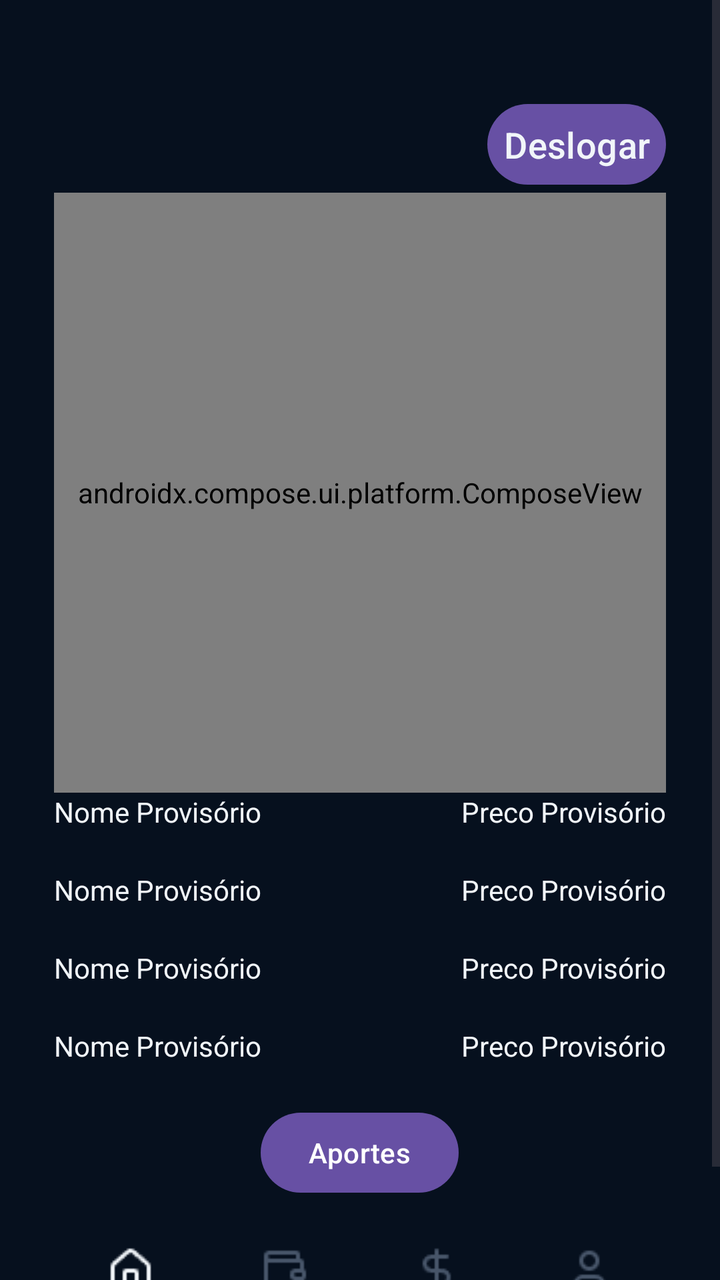
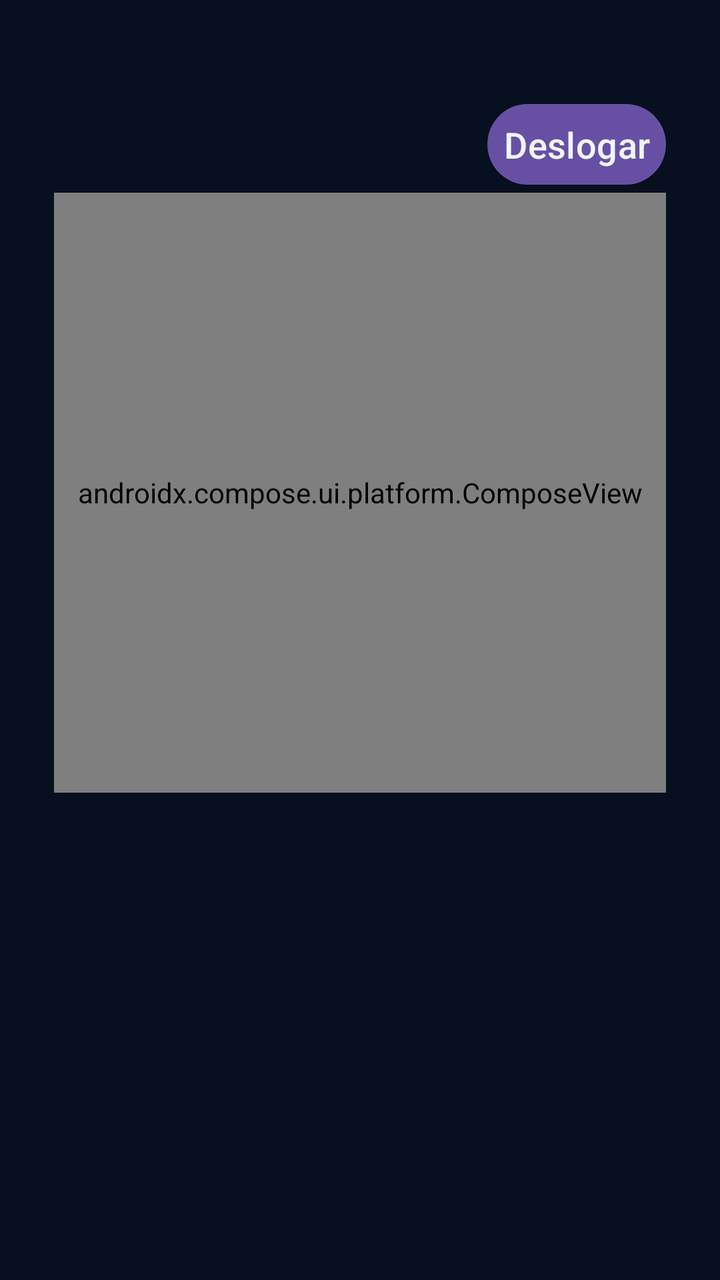

Before-and-after screenshots of an Android layout around one commit, followed by the original layout XML and the change that was made.
<!-- AndroidManifest.xml: application theme Theme.AccurancyMobileApp -->
<!-- res/layout/activity_dashboard.xml -->
<?xml version="1.0" encoding="utf-8"?>
<ScrollView xmlns:android="http://schemas.android.com/apk/res/android"
    xmlns:tools="http://schemas.android.com/tools"
    xmlns:app="http://schemas.android.com/apk/res-auto"
    android:id="@+id/main"
    android:layout_width="match_parent"
    android:layout_height="match_parent"
    android:fillViewport="true"
    tools:context=".activities.Dashboard"
    android:background="@color/bg_deep">


    <LinearLayout
        android:layout_width="match_parent"
        android:layout_height="match_parent"
        android:orientation="vertical"
        android:paddingTop="48dp"
        android:paddingHorizontal="27dp"
        android:paddingBottom="32dp">

        <LinearLayout
            android:layout_width="match_parent"
            android:layout_height="wrap_content"
            android:gravity="end">

            <Button
                android:id="@+id/btnDeslogar"
                android:layout_width="wrap_content"
                android:layout_height="wrap_content"
                android:text="Deslogar"
                android:textColor="@color/text_primary"
                android:textSize="18sp"
                android:minWidth="0dp"
                android:minHeight="0dp"
                android:padding="8dp"/>

        </LinearLayout>

        <View
            android:layout_width="match_parent"
            android:layout_height="0dp"
            android:layout_weight="1"/>


        <androidx.compose.ui.platform.ComposeView
            android:id="@+id/ctvEvoCarteira"
            android:layout_width="match_parent"
            android:layout_height="300dp" />

        
        <LinearLayout
            android:layout_width="match_parent"
            android:layout_height="wrap_content"
            android:layout_marginBottom="20dp"
            android:orientation="horizontal">

            <TextView
                android:id="@+id/txtAtivoNome1"
                android:layout_width="0dp"
                android:layout_height="wrap_content"
                android:layout_weight="1"
                android:text="Nome Provisório"
                android:textColor="@color/text_primary"/>

            <TextView
                android:id="@+id/txtAtivoPreco1"
                android:layout_width="wrap_content"
                android:layout_height="wrap_content"
                android:text="Preco Provisório"
                android:textColor="@color/text_primary"/>

        </LinearLayout>

        
        <LinearLayout
            android:layout_width="match_parent"
            android:layout_height="wrap_content"
            android:layout_marginBottom="20dp"
            android:orientation="horizontal">

            <TextView
                android:id="@+id/txtAtivoNome2"
                android:layout_width="0dp"
                android:layout_height="wrap_content"
                android:layout_weight="1"
                android:text="Nome Provisório"
                android:textColor="@color/text_primary"/>

            <TextView
                android:id="@+id/txtAtivoPreco2"
                android:layout_width="wrap_content"
                android:layout_height="wrap_content"
                android:text="Preco Provisório"
                android:textColor="@color/text_primary"/>

        </LinearLayout>

        
        <LinearLayout
            android:layout_width="match_parent"
            android:layout_height="wrap_content"
            android:layout_marginBottom="20dp"
            android:orientation="horizontal">

            <TextView
                android:id="@+id/txtAtivoNome3"
                android:layout_width="0dp"
                android:layout_height="wrap_content"
                android:layout_weight="1"
                android:text="Nome Provisório"
                android:textColor="@color/text_primary"/>

            <TextView
                android:id="@+id/txtAtivoPreco3"
                android:layout_width="wrap_content"
                android:layout_height="wrap_content"
                android:text="Preco Provisório"
                android:textColor="@color/text_primary"/>

        </LinearLayout>

        
        <LinearLayout
            android:layout_width="match_parent"
            android:layout_height="wrap_content"
            android:layout_marginBottom="20dp"
            android:orientation="horizontal">

            <TextView
                android:id="@+id/txtAtivoNome4"
                android:layout_width="0dp"
                android:layout_height="wrap_content"
                android:layout_weight="1"
                android:text="Nome Provisório"
                android:textColor="@color/text_primary"/>

            <TextView
                android:id="@+id/txtAtivoPreco4"
                android:layout_width="wrap_content"
                android:layout_height="wrap_content"
                android:text="Preco Provisório"
                android:textColor="@color/text_primary"/>

        </LinearLayout>

        <Button
            android:id="@+id/btnAportes"
            android:layout_width="wrap_content"
            android:layout_height="wrap_content"
            android:layout_gravity="center_horizontal"
            android:text="Aportes"/>

        <com.google.android.material.bottomnavigation.BottomNavigationView
            android:id="@+id/bottomNavigation"
            android:layout_width="match_parent"
            android:layout_height="70dp"
            android:layout_alignParentBottom="true"
            android:background="@color/bg_deep"
            app:menu="@menu/bottom_menu"

            app:itemActiveIndicatorStyle="@null"
            app:labelVisibilityMode="unlabeled"
            app:itemIconTint="@color/buttom_nav_colors"
            android:layout_gravity="bottom"/>
    </LinearLayout>

</ScrollView>
<!-- resources referenced by this layout -->
<resources>
  <color name="bg_deep">#FF06101E</color>
  <color name="text_primary">#FFF1F5F9</color>
  <style name="Theme.AccurancyMobileApp" parent="Base.Theme.AccurancyMobileApp" />
  <style name="Base.Theme.AccurancyMobileApp" parent="Theme.Material3.DayNight.NoActionBar">
          
          
      </style>
</resources>

<!-- the commit's change to res/layout/activity_dashboard.xml (unified diff, before → after) -->
@@ -1,14 +1,16 @@
 <?xml version="1.0" encoding="utf-8"?>
-<ScrollView xmlns:android="http://schemas.android.com/apk/res/android"
+<androidx.coordinatorlayout.widget.CoordinatorLayout
+    xmlns:android="http://schemas.android.com/apk/res/android"
+    xmlns:app="http://schemas.android.com/apk/res-auto"
     xmlns:tools="http://schemas.android.com/tools"
-    xmlns:app="http://schemas.android.com/apk/res-auto"
-    android:id="@+id/main"
     android:layout_width="match_parent"
     android:layout_height="match_parent"
-    android:fillViewport="true"
-    tools:context=".activities.Dashboard"
     android:background="@color/bg_deep">
 
+    <androidx.core.widget.NestedScrollView
+        android:id="@+id/main"
+        android:layout_width="match_parent"
+        android:layout_height="wrap_content">
 
     <LinearLayout
         android:layout_width="match_parent"
@@ -43,105 +45,19 @@
 
 
         <androidx.compose.ui.platform.ComposeView
-            android:id="@+id/ctvEvoCarteira"
+            android:id="@+id/ctvChart"
             android:layout_width="match_parent"
             android:layout_height="300dp" />
 
-        
-        <LinearLayout
+        <androidx.recyclerview.widget.RecyclerView
+            android:id="@+id/recyclerInvestimentos"
             android:layout_width="match_parent"
-            android:layout_height="wrap_content"
-            android:layout_marginBottom="20dp"
-            android:orientation="horizontal">
+            android:layout_height="287dp"
+            android:nestedScrollingEnabled="true"
+            android:paddingHorizontal="16dp"
+            tools:itemCount="8"
+            tools:listitem="@layout/item_investiment" />
 
-            <TextView
-                android:id="@+id/txtAtivoNome1"
-                android:layout_width="0dp"
-                android:layout_height="wrap_content"
-                android:layout_weight="1"
-                android:text="Nome Provisório"
-                android:textColor="@color/text_primary"/>
-
-            <TextView
-                android:id="@+id/txtAtivoPreco1"
-                android:layout_width="wrap_content"
-                android:layout_height="wrap_content"
-                android:text="Preco Provisório"
-                android:textColor="@color/text_primary"/>
-
-        </LinearLayout>
-
-        
-        <LinearLayout
-            android:layout_width="match_parent"
-            android:layout_height="wrap_content"
-            android:layout_marginBottom="20dp"
-            android:orientation="horizontal">
-
-            <TextView
-                android:id="@+id/txtAtivoNome2"
-                android:layout_width="0dp"
-                android:layout_height="wrap_content"
-                android:layout_weight="1"
-                android:text="Nome Provisório"
-                android:textColor="@color/text_primary"/>
-
-            <TextView
-                android:id="@+id/txtAtivoPreco2"
-                android:layout_width="wrap_content"
-                android:layout_height="wrap_content"
-                android:text="Preco Provisório"
-                android:textColor="@color/text_primary"/>
-
-        </LinearLayout>
-
-        
-        <LinearLayout
-            android:layout_width="match_parent"
-            android:layout_height="wrap_content"
-            android:layout_marginBottom="20dp"
-            android:orientation="horizontal">
-
-            <TextView
-                android:id="@+id/txtAtivoNome3"
-                android:layout_width="0dp"
-                android:layout_height="wrap_content"
-                android:layout_weight="1"
-                android:text="Nome Provisório"
-                android:textColor="@color/text_primary"/>
-
-            <TextView
-                android:id="@+id/txtAtivoPreco3"
-                android:layout_width="wrap_content"
-                android:layout_height="wrap_content"
-                android:text="Preco Provisório"
-                android:textColor="@color/text_primary"/>
-
-        </LinearLayout>
-
-        
-        <LinearLayout
-            android:layout_width="match_parent"
-            android:layout_height="wrap_content"
-            android:layout_marginBottom="20dp"
-            android:orientation="horizontal">
-
-            <TextView
-                android:id="@+id/txtAtivoNome4"
-                android:layout_width="0dp"
-                android:layout_height="wrap_content"
-                android:layout_weight="1"
-                android:text="Nome Provisório"
-                android:textColor="@color/text_primary"/>
-
-            <TextView
-                android:id="@+id/txtAtivoPreco4"
-                android:layout_width="wrap_content"
-                android:layout_height="wrap_content"
-                android:text="Preco Provisório"
-                android:textColor="@color/text_primary"/>
-
-        </LinearLayout>
 
         <Button
             android:id="@+id/btnAportes"
@@ -164,4 +80,82 @@
             android:layout_gravity="bottom"/>
     </LinearLayout>
 
-</ScrollView>
+    </androidx.core.widget.NestedScrollView>
+</androidx.coordinatorlayout.widget.CoordinatorLayout>
+<!-- res/layout/item_investiment.xml (included above) -->
+<?xml version="1.0" encoding="utf-8"?>
+<LinearLayout xmlns:android="http://schemas.android.com/apk/res/android"
+    android:layout_width="match_parent"
+    android:layout_height="wrap_content"
+    xmlns:tools="http://schemas.android.com/tools"
+    android:orientation="horizontal"
+    android:gravity="center_vertical"
+    android:background="?attr/selectableItemBackground"
+    android:paddingVertical="10dp">
+
+    
+    <TextView
+        android:id="@+id/txtIconAtivo"
+        android:layout_width="44dp"
+        android:layout_height="44dp"
+        android:layout_marginEnd="12dp"
+        android:background="@drawable/bg_icon_circle"
+        android:gravity="center"
+        android:text="B"
+        android:textColor="@android:color/white"
+        android:textStyle="bold"
+        tools:ignore="HardcodedText" />
+    
+    <LinearLayout
+        android:layout_width="0dp"
+        android:layout_height="wrap_content"
+        android:layout_weight="1"
+        android:orientation="vertical">
+
+        <TextView
+            android:id="@+id/txtNomeAtivo"
+            android:layout_width="wrap_content"
+            android:layout_height="wrap_content"
+            android:text="Bitcoin"
+            android:textColor="@color/text_primary"
+            android:textSize="15sp"
+            android:textStyle="bold"/>
+        
+        <TextView
+            android:id="@+id/txtSubtituloAtivo"
+            android:layout_width="wrap_content"
+            android:layout_height="wrap_content"
+            android:text="Qualquer coisa"
+            android:layout_marginTop="2dp"
+            android:textColor="@color/text_secondary"
+            android:textSize="12sp"/>
+
+    </LinearLayout>
+    
+    <LinearLayout
+        android:layout_width="wrap_content"
+        android:layout_height="wrap_content"
+        android:orientation="vertical"
+        android:gravity="end">
+        
+        <TextView
+            android:id="@+id/txtValorAtivo"
+            android:layout_width="wrap_content"
+            android:layout_height="wrap_content"
+            android:text="R$ 99999"
+            android:textColor="@color/text_primary"
+            android:textSize="15sp"
+            android:textStyle="bold"/>
+
+        <TextView
+            android:id="@+id/txtVariacaoAtivo"
+            android:layout_width="wrap_content"
+            android:layout_height="wrap_content"
+            android:layout_marginTop="2dp"
+            android:text="▲ +18,4%"
+            android:textColor="@color/green_positive"
+            android:textSize="12sp"
+            android:textStyle="bold"/>
+
+    </LinearLayout>
+</LinearLayout>
<!-- resource entries referenced after the edit -->
@@ -1,8 +1,17 @@
 <!-- resources referenced by this layout -->
 <resources>
   <color name="bg_deep">#FF06101E</color>
+  <color name="green_positive">#22C55E</color>
   <color name="text_primary">#FFF1F5F9</color>
+  <color name="text_secondary">#FF475569</color>
+  <!-- drawable bg_icon_circle (drawable) -->
+  <?xml version="1.0" encoding="utf-8"?>
+  <shape xmlns:android="http://schemas.android.com/apk/res/android"
+      android:shape="oval">
+      <solid android:color="@color/primary_blue" />
+  </shape>
   <style name="Theme.AccurancyMobileApp" parent="Base.Theme.AccurancyMobileApp" />
+  <color name="primary_blue">#FF2563EB</color>
   <style name="Base.Theme.AccurancyMobileApp" parent="Theme.Material3.DayNight.NoActionBar">
           
           
